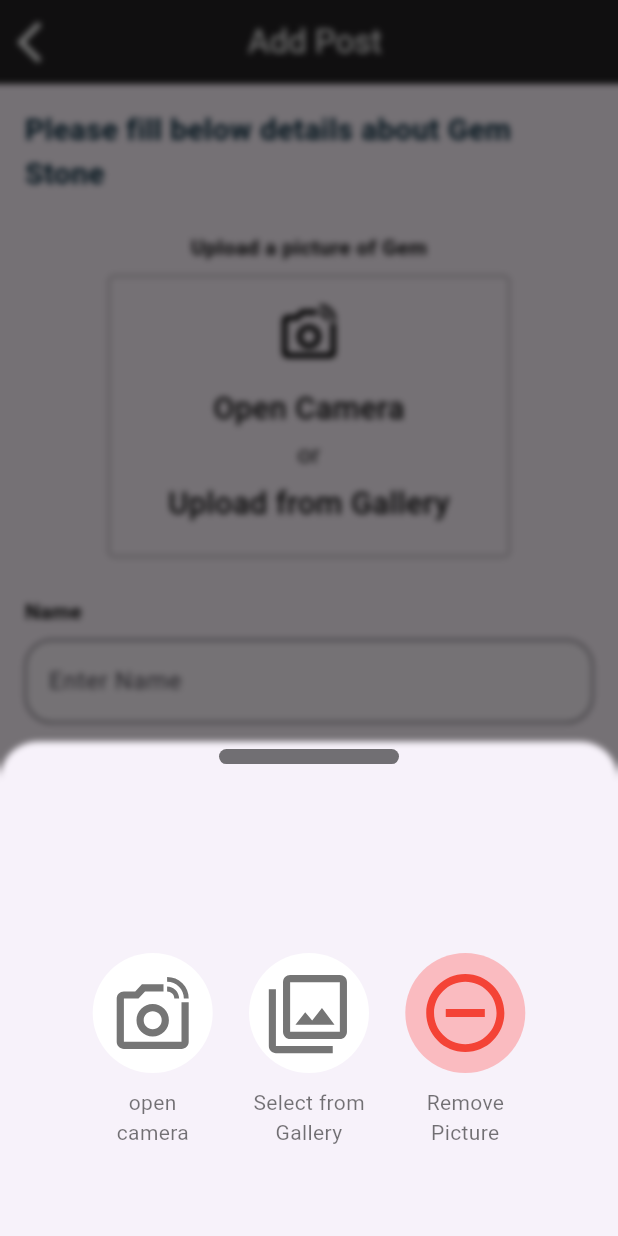
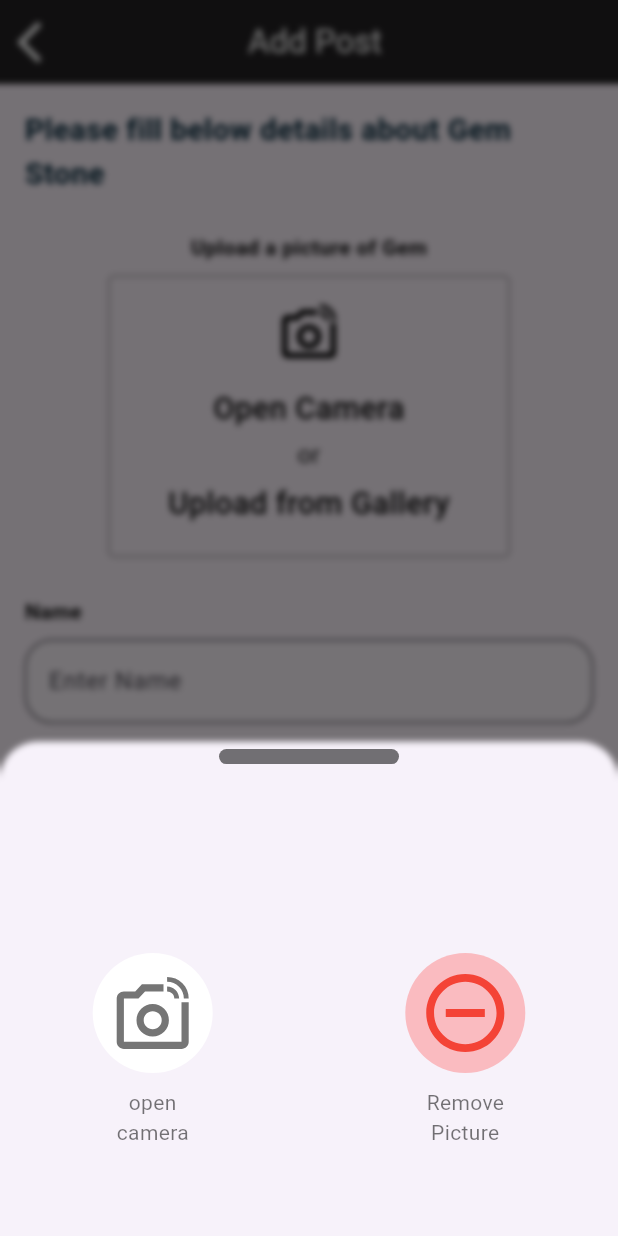
Before and after one commit to Sabithfulail/gem_book_mobile_app, a Flutter app: the AddPostView screen opened by its route, after a tap on "Open Camera", on a phone screen of 412 x 824 dp. Run offline on Flutter 3.47's test engine with Material 3 defaults, Android fonts, the phone set to English and light mode, and no system bars; our stand-ins replace cloud_firestore, curved_navigation_bar, firebase_auth, firebase_core, flutter_secure_storage, flutter_svg and 3 more; missing offline and left inert: tflite_flutter; accounts and stored records are empty.

Commit message:
commented lines

```diff
--- a/lib/features/presentation/views/add_post/add_post_view.dart
+++ b/lib/features/presentation/views/add_post/add_post_view.dart
@@ -327,17 +327,17 @@ class _AddPostViewState extends State<AddPostView> {
                                 _showCameraGemImage("");
                               },
                             ),
-                            InkWell(
-                              child: const ChooseImageComponent(
-                                  title: "Select from\nGallery",
-                                  bgColor: AppColors.appWhiteColor,
-                                  iconColor: AppColors.appTextGrayColor,
-                                  image: AppImages.iconGallery),
-                              // onTap: () {
-                              //   Navigator.of(context).pop();
-                              //   _showGalleryGemImage("");
-                              // },
-                            ),
+                            // InkWell(
+                            //   child: const ChooseImageComponent(
+                            //       title: "Select from\nGallery",
+                            //       bgColor: AppColors.appWhiteColor,
+                            //       iconColor: AppColors.appTextGrayColor,
+                            //       image: AppImages.iconGallery),
+                            //   // onTap: () {
+                            //   //   Navigator.of(context).pop();
+                            //   //   _showGalleryGemImage("");
+                            //   // },
+                            // ),
                             InkWell(
                               child: const ChooseImageComponent(
                                   title: "Remove\nPicture",
```
